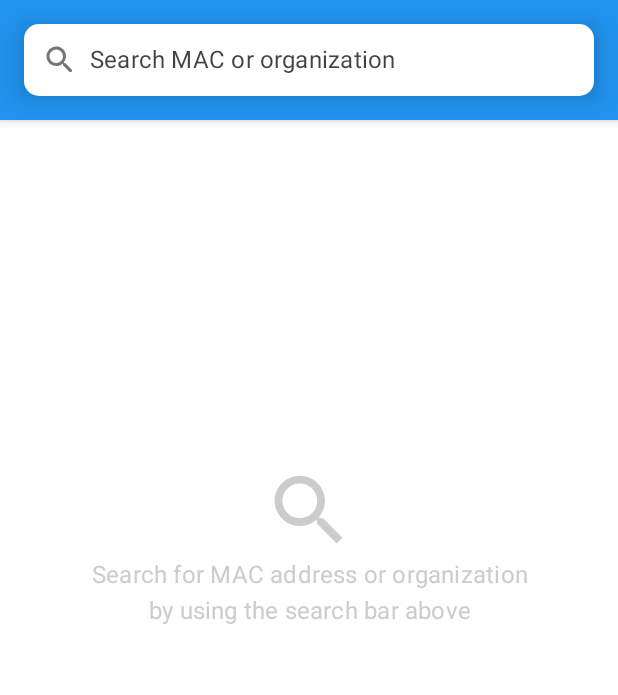
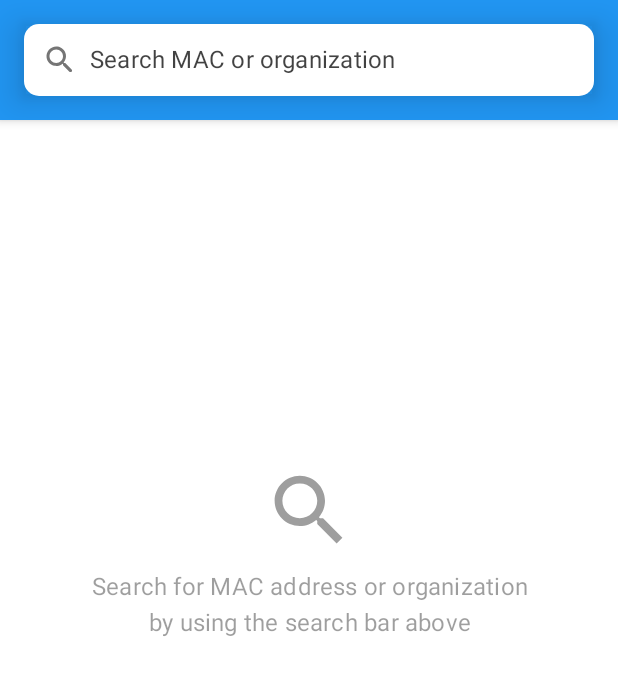
Before and after one commit to Alberto97/OUILookup, an Android app built with Jetpack Compose: the SearchScreen screen opened through its navigation route, on a phone screen of 412 x 824 dp, the part 72-767 px from its top. Run offline under Robolectric (Android 15) with nearby library versions, the light colour scheme and no system bars; our stand-ins replace Dagger/Hilt's generated code.

Commit message:
FullscreenPlaceholder: Use proper color via CompositionLocalProvider
Also add 8dp padding to the content

```diff
--- a/app/src/main/java/org/alberto97/ouilookup/ui/FullscreenPlaceholder.kt
+++ b/app/src/main/java/org/alberto97/ouilookup/ui/FullscreenPlaceholder.kt
@@ -1,16 +1,11 @@
 package org.alberto97.ouilookup.ui
 
-import androidx.compose.foundation.layout.Arrangement
-import androidx.compose.foundation.layout.Column
-import androidx.compose.foundation.layout.fillMaxSize
-import androidx.compose.foundation.layout.size
-import androidx.compose.material.Icon
-import androidx.compose.material.MaterialTheme
-import androidx.compose.material.Text
+import androidx.compose.foundation.layout.*
+import androidx.compose.material.*
 import androidx.compose.runtime.Composable
+import androidx.compose.runtime.CompositionLocalProvider
 import androidx.compose.ui.Alignment
 import androidx.compose.ui.Modifier
-import androidx.compose.ui.graphics.Color
 import androidx.compose.ui.graphics.vector.ImageVector
 import androidx.compose.ui.text.style.TextAlign
 import androidx.compose.ui.unit.dp
@@ -21,7 +16,6 @@ fun FullscreenPlaceholder(text: String, icon: ImageVector) {
         Icon(
             imageVector = icon,
             contentDescription = null,
-            tint = Color.LightGray,
             modifier = Modifier.size(62.dp)
         )
     }
@@ -29,17 +23,20 @@ fun FullscreenPlaceholder(text: String, icon: ImageVector) {
 
 @Composable
 fun FullscreenPlaceholder(text: String, content: @Composable () -> Unit) {
+    CompositionLocalProvider(LocalContentAlpha provides ContentAlpha.disabled) {
         Column(
             verticalArrangement = Arrangement.Center,
             horizontalAlignment = Alignment.CenterHorizontally,
             modifier = Modifier.fillMaxSize()
         ) {
+            Box(modifier = Modifier.padding(8.dp)) {
                 content()
+            }
             Text(
                 text = text,
                 textAlign = TextAlign.Center,
-            color = Color.LightGray,
                 style = MaterialTheme.typography.subtitle1,
             )
         }
     }
+}
```
Lines whose indentation alone changed are shown as unchanged.
